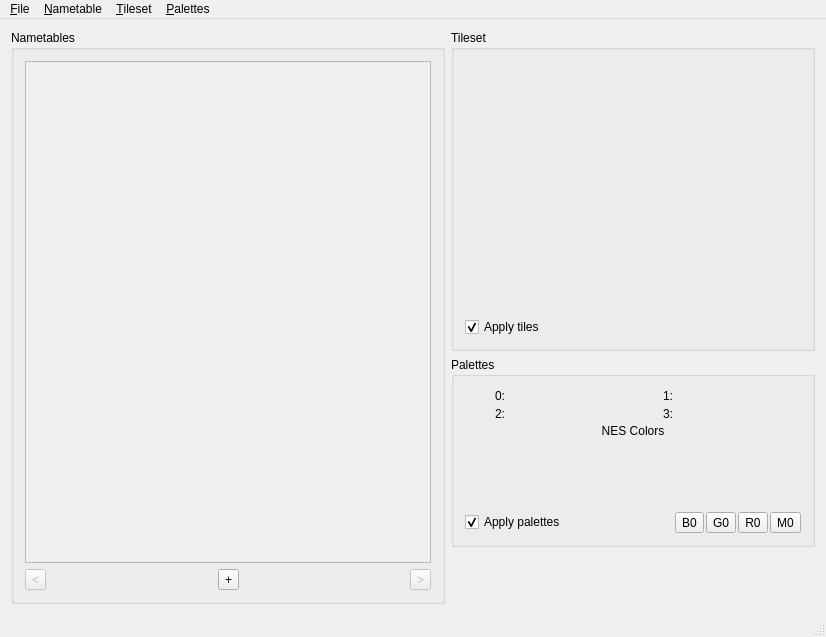
The window that src/mainwindow.ui (jpwhiting/nestool) describes before a commit, drawn with Qt 5.
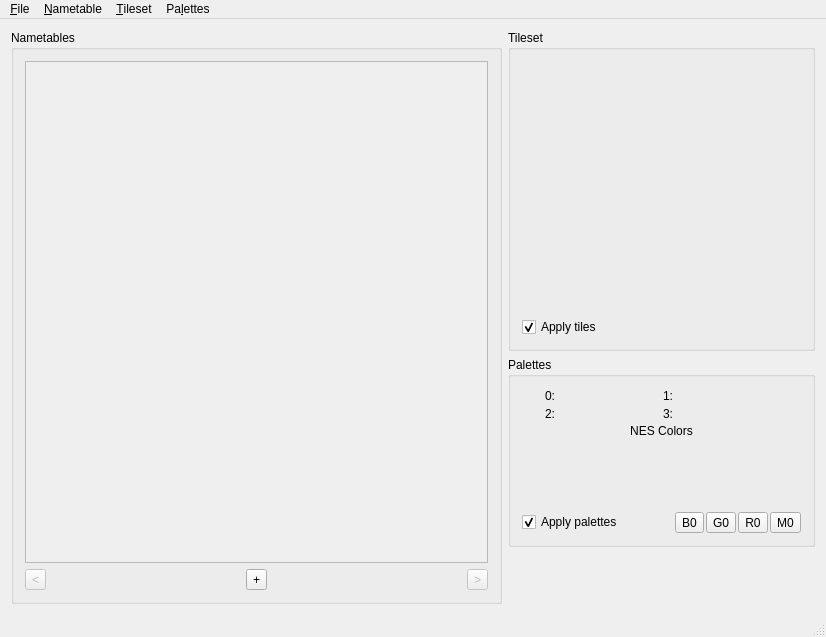
The same window after the commit. Icons and pictures are not drawn. Custom widgets are drawn as their Qt base class.

Commit message:
Changed tileset to use a .ui file.
Added a grid button to show/hide grid in tileset.
Added modified flag to tileset and when closing prompt to save if it is
modified.

Diff of the .ui file:
```diff
--- a/src/mainwindow.ui
+++ b/src/mainwindow.ui
@@ -28,32 +28,6 @@
        <property name="spacing">
         <number>0</number>
        </property>
-       <item row="0" column="2">
-        <spacer name="horizontalSpacer_3">
-         <property name="orientation">
-          <enum>Qt::Horizontal</enum>
-         </property>
-         <property name="sizeHint" stdset="0">
-          <size>
-           <width>40</width>
-           <height>20</height>
-          </size>
-         </property>
-        </spacer>
-       </item>
-       <item row="0" column="0">
-        <spacer name="horizontalSpacer_4">
-         <property name="orientation">
-          <enum>Qt::Horizontal</enum>
-         </property>
-         <property name="sizeHint" stdset="0">
-          <size>
-           <width>40</width>
-           <height>20</height>
-          </size>
-         </property>
-        </spacer>
-       </item>
        <item row="0" column="1">
         <widget class="TileSet" name="tileSet" native="true">
          <property name="minimumSize">
@@ -1942,7 +1916,7 @@
            <rect>
             <x>0</x>
             <y>0</y>
-            <width>436</width>
+            <width>461</width>
             <height>486</height>
            </rect>
           </property>
@@ -2011,7 +1985,7 @@
    </widget>
    <widget class="QMenu" name="menu_Palettes">
     <property name="title">
-     <string>&amp;Palettes</string>
+     <string>Pa&amp;lettes</string>
     </property>
     <widget class="QMenu" name="menu_Recent_Palettes">
      <property name="title">
```
The commit also changes 5 other files.
